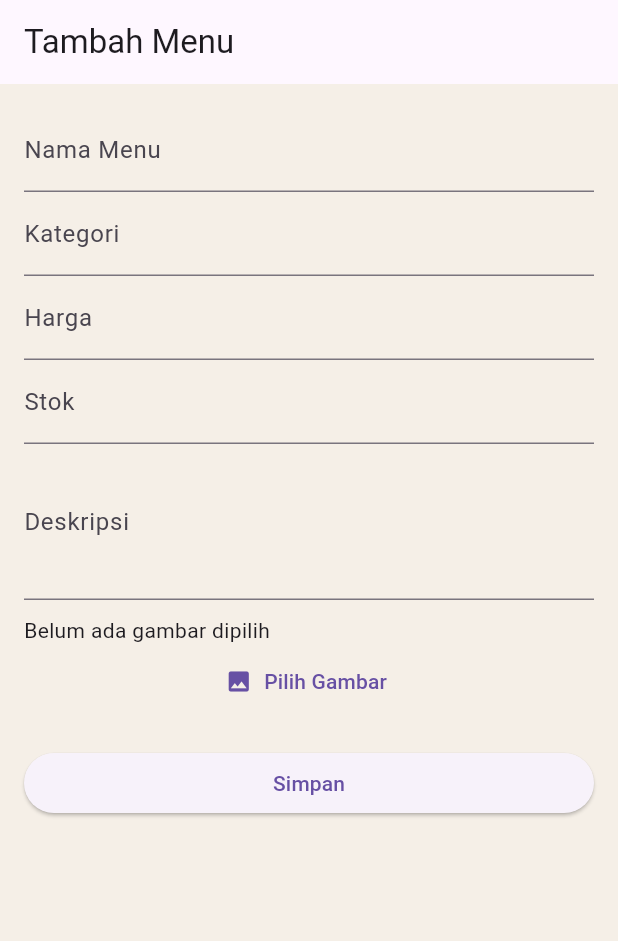
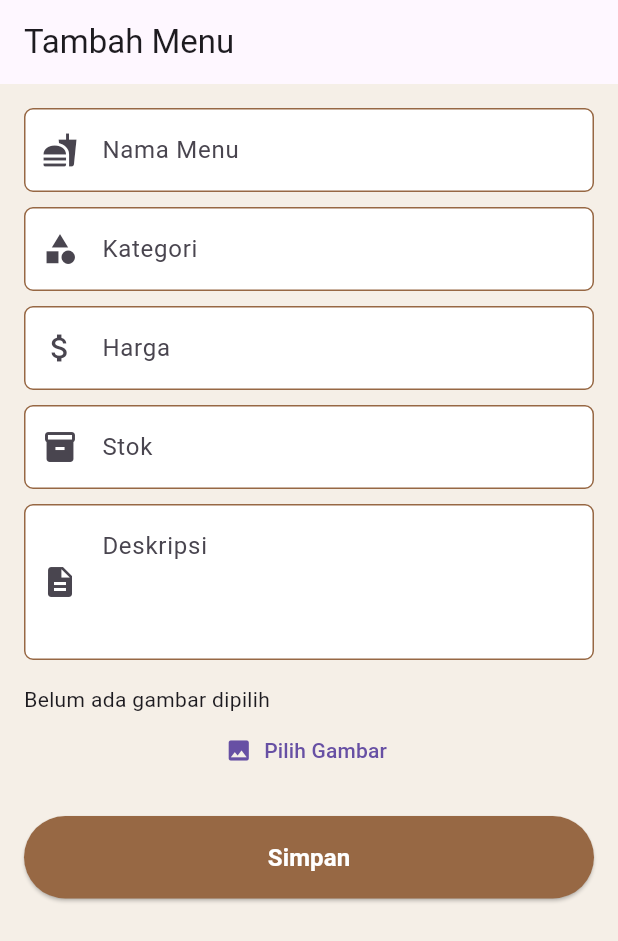
Before and after one commit to lyperrr/coffe-shop-flutter, a Flutter app: the AddMenuScreen screen opened directly, on a phone screen of 412 x 824 dp. Shown: the top 941 px of the screen. Run offline on Flutter 3.47's test engine with Material 3 defaults, Android fonts, the phone set to English and light mode, and no system bars; our stand-ins replace image_picker; Roboto replaces fonts that are missing (Arial).

```diff
--- a/lib/screens/add_menu_screen.dart
+++ b/lib/screens/add_menu_screen.dart
@@ -2,9 +2,12 @@ import 'dart:convert';
 import 'dart:io';
 import 'package:flutter/material.dart';
 import 'package:image_picker/image_picker.dart';
+import 'package:project_uas/constants/colors.dart';
 import 'package:project_uas/main.dart';
 import '../models/menu_model.dart';
-import '../services/api_service.dart'; // pastikan path ini sesuai
+import '../services/api_service.dart';
+import '../widgets/custom_text_field.dart';
+import '../widgets/custom_button.dart';
 
 class AddMenuScreen extends StatefulWidget {
   const AddMenuScreen({super.key});
@@ -15,11 +18,11 @@ class AddMenuScreen extends StatefulWidget {
 
 class _AddMenuScreenState extends State<AddMenuScreen> {
   final _formKey = GlobalKey<FormState>();
-  final TextEditingController _namaController = TextEditingController();
-  final TextEditingController _kategoriController = TextEditingController();
-  final TextEditingController _hargaController = TextEditingController();
-  final TextEditingController _stokController = TextEditingController();
-  final TextEditingController _deskripsiController = TextEditingController();
+  final _namaController = TextEditingController();
+  final _kategoriController = TextEditingController();
+  final _hargaController = TextEditingController();
+  final _stokController = TextEditingController();
+  final _deskripsiController = TextEditingController();
 
   File? _image;
   String? _base64Image;
@@ -56,14 +59,34 @@ class _AddMenuScreenState extends State<AddMenuScreen> {
       final success = await ApiService.addMenu(newMenu);
 
       if (success) {
-        await showDialog(
+await showDialog(
           context: context,
           builder:
               (_) => AlertDialog(
-                title: const Text("Berhasil"),
-                content: const Text("Menu berhasil ditambahkan."),
+                shape: RoundedRectangleBorder(
+                  borderRadius: BorderRadius.circular(16),
+                ),
+                backgroundColor: Colors.white,
+                title: Row(
+                  children: const [
+                    Icon(Icons.check_circle, color: Colors.green),
+                    SizedBox(width: 8),
+                    Text("Berhasil"),
+                  ],
+                ),
+                content: const Text(
+                  "Menu berhasil ditambahkan.",
+                  style: TextStyle(fontSize: 16),
+                ),
                 actions: [
                   TextButton(
+                    style: TextButton.styleFrom(
+                      foregroundColor: textWhite,
+                      backgroundColor: Colors.green,
+                      shape: RoundedRectangleBorder(
+                        borderRadius: BorderRadius.circular(8),
+                      ),
+                    ),
                     onPressed: () => Navigator.of(context).pop(),
                     child: const Text("OK"),
                   ),
@@ -71,7 +94,7 @@ class _AddMenuScreenState extends State<AddMenuScreen> {
               ),
         );
 
-        // Kembali dan arahkan ulang ke AddMenuScreen untuk reset form
+
         Navigator.of(context).pushAndRemoveUntil(
           MaterialPageRoute(builder: (_) => const HomeScreen(initialIndex: 2)),
           (route) => false,
@@ -94,45 +117,54 @@ class _AddMenuScreenState extends State<AddMenuScreen> {
           key: _formKey,
           child: ListView(
             children: [
-              TextFormField(
+              CustomTextField(
+                hint: "Nama Menu",
+                icon: Icons.fastfood,
                 controller: _namaController,
-                decoration: const InputDecoration(labelText: "Nama Menu"),
                 validator:
                     (value) =>
                         value!.isEmpty ? "Nama menu tidak boleh kosong" : null,
               ),
-              TextFormField(
+              const SizedBox(height: 10),
+              CustomTextField(
+                hint: "Kategori",
+                icon: Icons.category,
                 controller: _kategoriController,
-                decoration: const InputDecoration(labelText: "Kategori"),
                 validator:
                     (value) =>
                         value!.isEmpty ? "Kategori tidak boleh kosong" : null,
               ),
-              TextFormField(
+              const SizedBox(height: 10),
+              CustomTextField(
+                hint: "Harga",
+                icon: Icons.attach_money,
+                keyboardType: TextInputType.number,
                 controller: _hargaController,
-                decoration: const InputDecoration(labelText: "Harga"),
-                keyboardType: TextInputType.number,
                 validator:
                     (value) =>
                         value!.isEmpty ? "Harga tidak boleh kosong" : null,
               ),
-              TextFormField(
+              const SizedBox(height: 10),
+              CustomTextField(
+                hint: "Stok",
+                icon: Icons.inventory,
+                keyboardType: TextInputType.number,
                 controller: _stokController,
-                decoration: const InputDecoration(labelText: "Stok"),
-                keyboardType: TextInputType.number,
                 validator:
                     (value) =>
                         value!.isEmpty ? "Stok tidak boleh kosong" : null,
               ),
-              TextFormField(
+              const SizedBox(height: 10),
+              CustomTextField(
+                hint: "Deskripsi",
+                icon: Icons.description,
+                maxLines: 3,
                 controller: _deskripsiController,
-                decoration: const InputDecoration(labelText: "Deskripsi"),
-                maxLines: 3,
                 validator:
                     (value) =>
                         value!.isEmpty ? "Deskripsi tidak boleh kosong" : null,
               ),
-              const SizedBox(height: 10),
+              const SizedBox(height: 16),
               _image != null
                   ? Image.file(_image!, height: 150)
                   : const Text("Belum ada gambar dipilih"),
@@ -142,7 +174,7 @@ class _AddMenuScreenState extends State<AddMenuScreen> {
                 label: const Text("Pilih Gambar"),
               ),
               const SizedBox(height: 20),
-              ElevatedButton(onPressed: _submit, child: const Text("Simpan")),
+              CustomButton(text: "Simpan", onPressed: _submit),
             ],
           ),
         ),
--- a/lib/screens/menu_screen.dart
+++ b/lib/screens/menu_screen.dart
@@ -147,11 +147,17 @@ class _MenuContentState extends State<MenuContent> {
                   itemBuilder: (context, index) {
                     final item = menus[index];
                     return MenuCard(
+                      id: item.id!,
                       name: item.namaMenu,
                       price: item.harga,
                       kategori: item.kategori,
                       quantity: item.stok,
                       imageBase64: item.imageBase64,
+                      onDeleted: () {
+                        setState(() {
+                          _futureMenus = ApiService.fetchMenus();
+                        });
+                      },
                     );
                   },
                 );
--- a/lib/widgets/custom_text_field.dart
+++ b/lib/widgets/custom_text_field.dart
@@ -1,3 +1,7 @@
+import 'package:flutter/material.dart';
+import '../constants/colors.dart';
+
+// custom_text_field.dart
 import 'package:flutter/material.dart';
 import '../constants/colors.dart';
 
@@ -5,26 +9,36 @@ class CustomTextField extends StatelessWidget {
   final String hint;
   final IconData icon;
   final bool obscureText;
+  final TextEditingController? controller;
+  final String? Function(String?)? validator;
+  final TextInputType? keyboardType;
+  final int maxLines;
 
   const CustomTextField({
     super.key,
     required this.hint,
     required this.icon,
     this.obscureText = false,
+    this.controller,
+    this.validator,
+    this.keyboardType,
+    this.maxLines = 1,
   });
 
   @override
   Widget build(BuildContext context) {
-    return TextField(
+    return TextFormField(
+      controller: controller,
+      validator: validator,
       obscureText: obscureText,
+      keyboardType: keyboardType,
+      maxLines: maxLines,
       decoration: InputDecoration(
         hintText: hint,
         prefixIcon: Icon(icon),
         filled: true,
         fillColor: Colors.white,
-        border: OutlineInputBorder(
-          borderRadius: BorderRadius.circular(6),
-        ),
+        border: OutlineInputBorder(borderRadius: BorderRadius.circular(6)),
         enabledBorder: OutlineInputBorder(
           borderSide: BorderSide(color: inputBorderColor),
           borderRadius: BorderRadius.circular(6),
```
Also changed, not shown: lib/screens/edit_menu_screen.dart (+114 -39 lines), lib/services/api_service.dart (+6 -6 lines), lib/widgets/menu_card.dart (+20 -46 lines).
